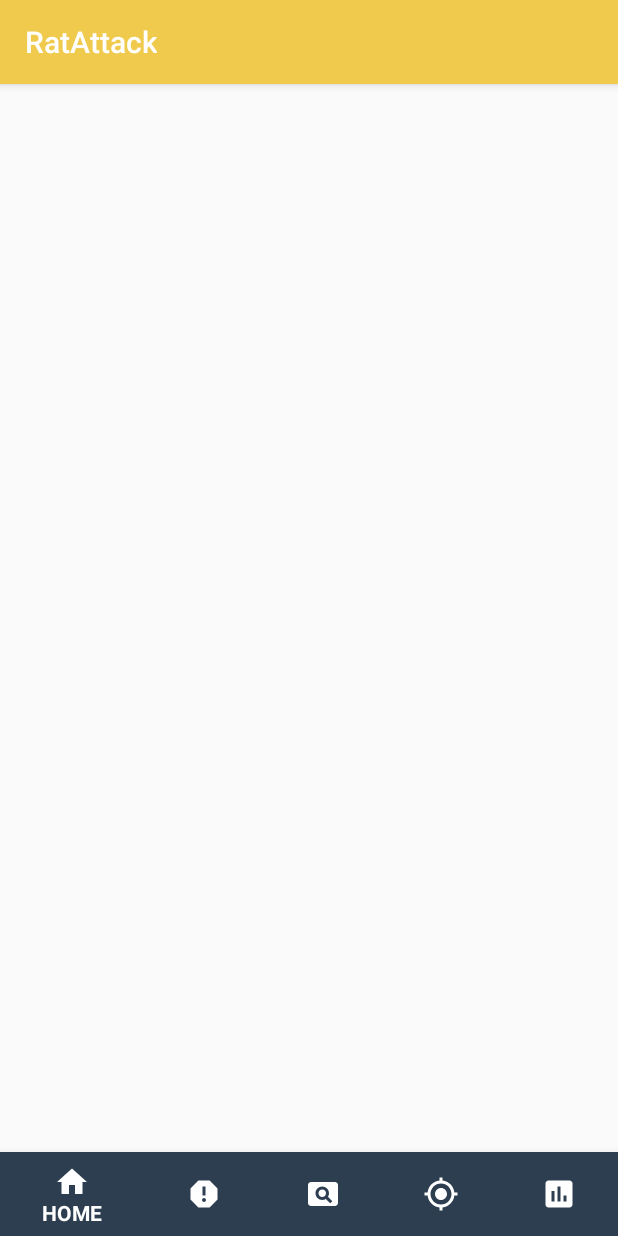
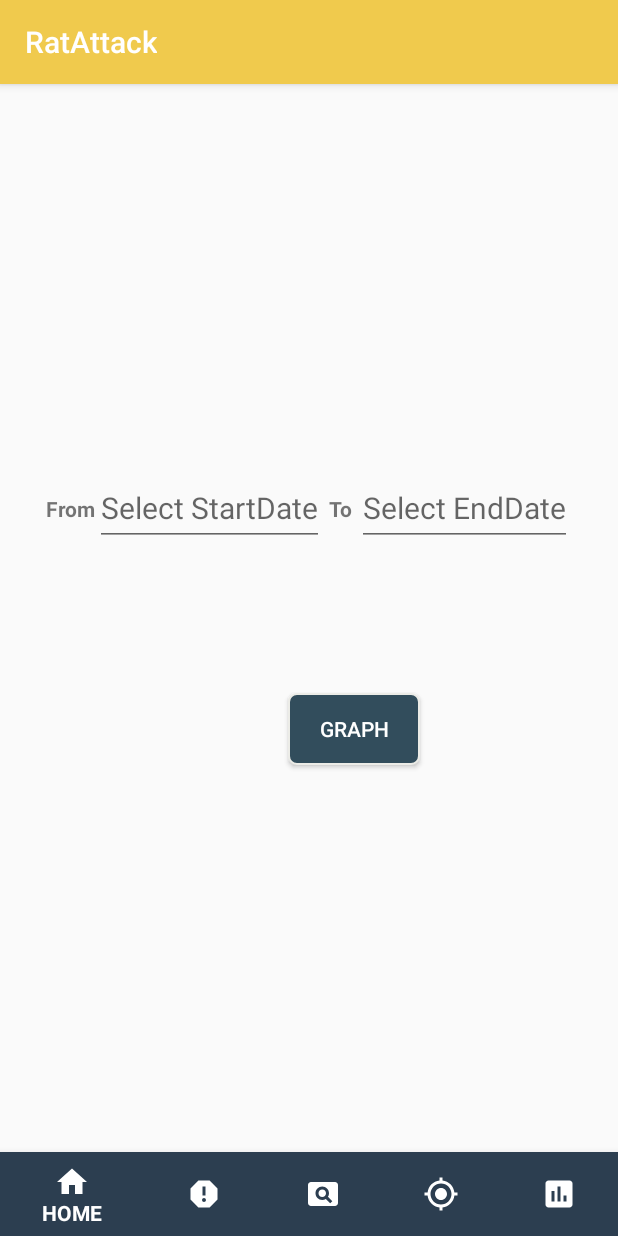
Before and after one commit to patrikperko/M1, an Android app: the fragment Graph_Fragment placed in its activity, on a phone screen of 412 x 824 dp. Run offline under Robolectric (Android 15) with nearby library versions, the phone set to English and light mode, and no system bars.

Commit message:
RA 65: Prompt user for graph setup info
* Add DatePicker to Graph_Fragment

```diff
--- a/app/src/main/java/edu/gatech/cs1332/ratattack/controller/Graph_Fragment.java
+++ b/app/src/main/java/edu/gatech/cs1332/ratattack/controller/Graph_Fragment.java
@@ -5,6 +5,7 @@ import android.support.v4.app.Fragment;
 import android.view.LayoutInflater;
 import android.view.View;
 import android.view.ViewGroup;
+import android.widget.EditText;
 
 import edu.gatech.cs1332.ratattack.R;
 
@@ -13,6 +14,12 @@ import edu.gatech.cs1332.ratattack.R;
  */
 
 public class Graph_Fragment extends Fragment {
+    private static final String DATE = "date";
+
+    View graphView;
+    String fromdate;
+    String todate;
+
     public static Graph_Fragment newInstance() {
         Graph_Fragment fragment = new Graph_Fragment();
         return fragment;
@@ -26,10 +33,36 @@ public class Graph_Fragment extends Fragment {
     public View onCreateView(LayoutInflater inflater,
                              ViewGroup container,
                              Bundle savedInstanceState) {
-        View rootView = inflater.inflate(
+        graphView = inflater.inflate(
                 R.layout.activity_graph_fragment,
                 container,
                 false);
-        return rootView;
+        return graphView;
+    }
+
+    public void onViewCreated(View view,
+                              Bundle savedInstanceState) {
+        super.onViewCreated(view, savedInstanceState);
+
+        final EditText startdate = (EditText)graphView.findViewById(R.id.startdate);
+        startdate.setKeyListener(null);
+        startdate.setOnClickListener(new View.OnClickListener(){
+            @Override
+            public void onClick(View v) {
+                Datepicker dialog = new Datepicker(v);
+                fromdate = dialog.gettxtdate();
+                dialog.show(getActivity().getFragmentManager(),DATE);
+            }
+        });
+        final EditText enddate = (EditText)graphView.findViewById(R.id.enddate);
+        enddate.setKeyListener(null);
+        enddate.setOnClickListener(new View.OnClickListener(){
+            @Override
+            public void onClick(View v) {
+                Datepicker dialog = new Datepicker(v);
+                todate = dialog.gettxtdate();
+                dialog.show(getActivity().getFragmentManager(),DATE);
+            }
+        });
     }
 }
--- a/app/src/main/res/layout/activity_graph_fragment.xml
+++ b/app/src/main/res/layout/activity_graph_fragment.xml
@@ -1,11 +1,56 @@
 <?xml version="1.0" encoding="utf-8"?>
-<android.support.constraint.ConstraintLayout xmlns:android="http://schemas.android.com/apk/res/android"
+<RelativeLayout xmlns:android="http://schemas.android.com/apk/res/android"
     xmlns:app="http://schemas.android.com/apk/res-auto"
     xmlns:tools="http://schemas.android.com/tools"
     android:layout_width="match_parent"
     android:layout_height="match_parent"
-    android:id="@+id/graphfragment"
-    tools:context="edu.gatech.cs1332.ratattack.controller.Graph_Fragment"
-    tools:layout_editor_absoluteY="81dp"
-    tools:layout_editor_absoluteX="0dp">
-</android.support.constraint.ConstraintLayout>
+    tools:context="edu.gatech.cs1332.ratattack.controller.Graph_Fragment">
+
+
+
+    <TextView
+        android:id="@+id/fromdate"
+        android:layout_width="wrap_content"
+        android:layout_height="50dp"
+        android:layout_alignParentLeft="true"
+        android:fontFamily="sans-serif"
+        android:text="From"
+        android:textStyle="bold" />
+    <EditText
+        android:layout_width="wrap_content"
+        android:layout_height="50dp"
+        android:id = "@+id/startdate"
+        android:textSize = "20sp"
+        android:hint = "Select StartDate"
+        android:layout_alignParentTop="true"
+        android:layout_toRightOf="@+id/fromdate"
+        android:layout_toEndOf="@+id/fromdate" />
+    <TextView
+        android:layout_toRightOf = "@id/startdate"
+        android:layout_width="wrap_content"
+        android:layout_height="50dp"
+        android:layout_alignParentTop = "true"
+        android:text=" To "
+        android:id = "@+id/todate"
+        android:textStyle="bold"
+        />
+    <EditText
+        android:layout_toRightOf = "@id/todate"
+        android:layout_width="wrap_content"
+        android:layout_height="50dp"
+        android:textSize = "20sp"
+        android:hint = "Select EndDate"
+        android:id = "@+id/enddate"
+        />
+
+    <Button
+        android:id="@+id/button2"
+        android:layout_width="wrap_content"
+        android:layout_height="wrap_content"
+        android:layout_below="@+id/startdate"
+        android:layout_centerHorizontal="true"
+        android:layout_marginTop="98dp"
+        android:background="@drawable/shape"
+        android:text="Graph"
+        android:textColor="@android:color/background_light" />
+</RelativeLayout>
```
